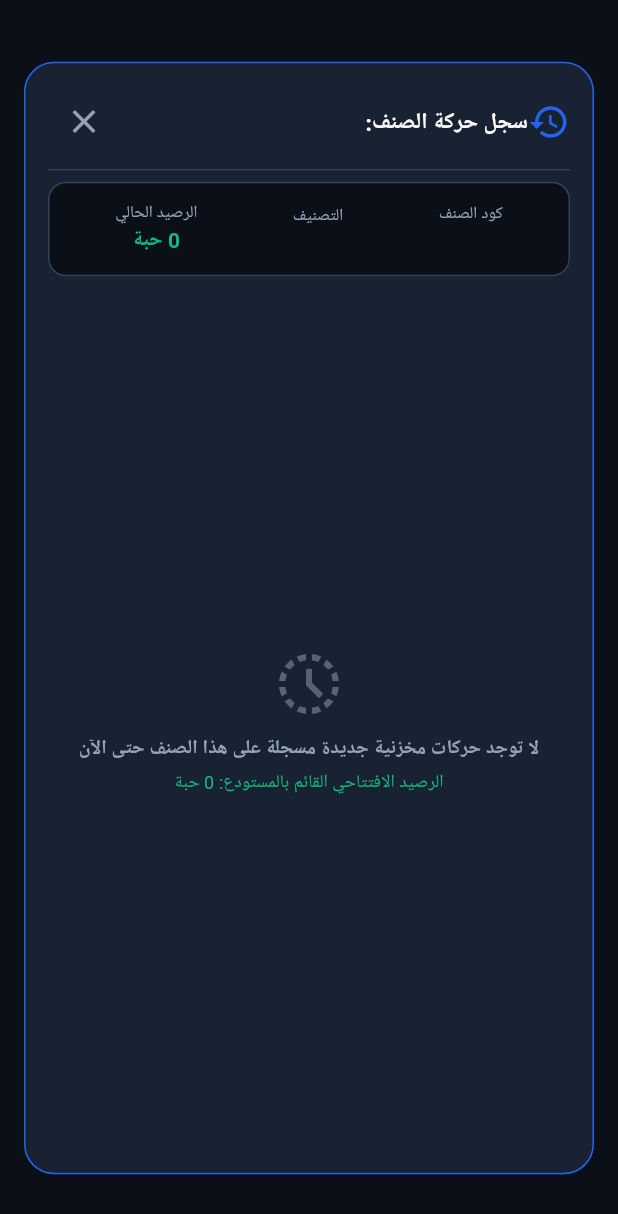
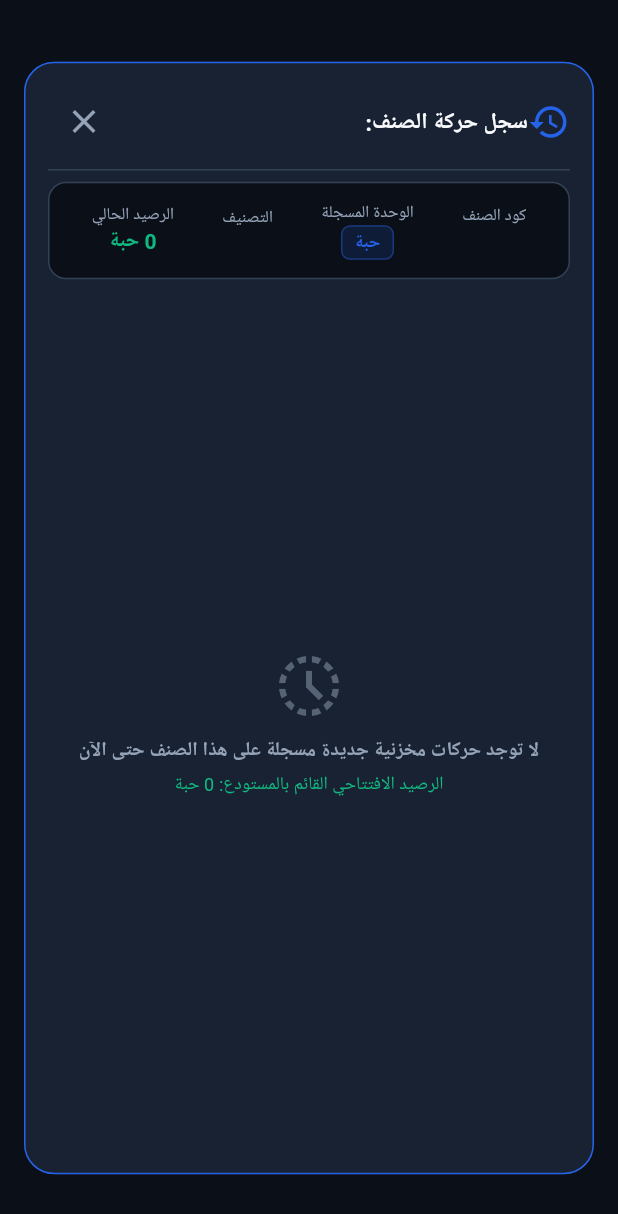
Before and after one commit to khaledazam/Benaa_App, a Flutter app: the ItemMovementDialog widget shown alone on an empty page, opened directly with empty values, on a phone screen of 412 x 824 dp. Shown: the top 1214 px of the screen. Run offline on Flutter 3.47's test engine with Material 3 defaults, Android fonts, the phone set to English and light mode, and no system bars; our stand-ins replace flutter_local_notifications, geolocator, google_fonts, local_auth, pdf, printing and 2 more; missing offline and left inert: blue_thermal_printer, mobile_scanner, nfc_manager; accounts and stored records are empty; network calls fail; Roboto replaces fonts that are missing (Tajawal).

Commit message:
feat: prominently display registered item unit across inventory cards, audit, movements and sales

```diff
--- a/lib/presentation/widgets/item_movement_dialog.dart
+++ b/lib/presentation/widgets/item_movement_dialog.dart
@@ -73,6 +73,23 @@ class _ItemMovementDialogState extends State<ItemMovementDialog> {
                     children: [
                       Text('كود الصنف', style: TextStyle(color: AppColors.getTextSecondary(context), fontSize: 11)),
                       Text(item.code, style: const TextStyle(color: AppColors.primaryAccent, fontWeight: FontWeight.bold, fontSize: 14)),
+                    ],
+                  ),
+                  Column(
+                    children: [
+                      Text('الوحدة المسجلة', style: TextStyle(color: AppColors.getTextSecondary(context), fontSize: 11)),
+                      Container(
+                        padding: const EdgeInsets.symmetric(horizontal: 8, vertical: 2),
+                        decoration: BoxDecoration(
+                          color: AppColors.primaryAccent.withOpacity(0.15),
+                          borderRadius: BorderRadius.circular(6),
+                          border: Border.all(color: AppColors.primaryAccent.withOpacity(0.4)),
+                        ),
+                        child: Text(
+                          item.unit,
+                          style: const TextStyle(color: AppColors.primaryAccent, fontWeight: FontWeight.bold, fontSize: 12),
+                        ),
+                      ),
                     ],
                   ),
                   Column(
```
Also changed, not shown: lib/presentation/screens/sales_issuance_screen.dart (+18 -1 lines), lib/presentation/screens/stock_audit_screen.dart (+23 -6 lines).
